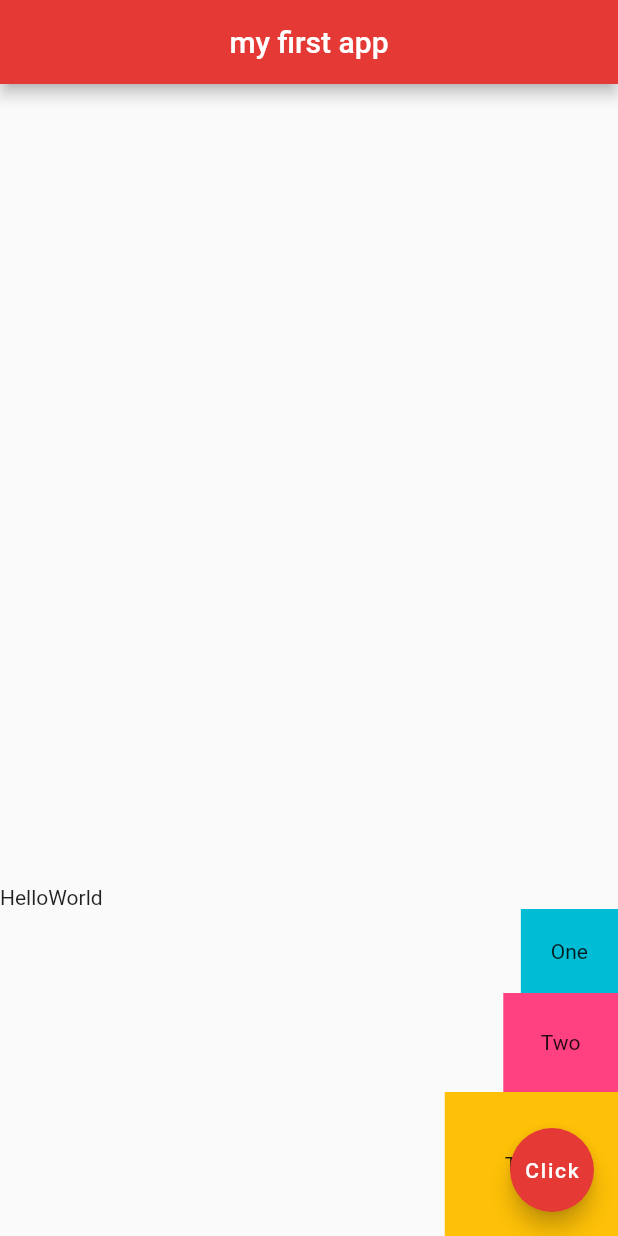
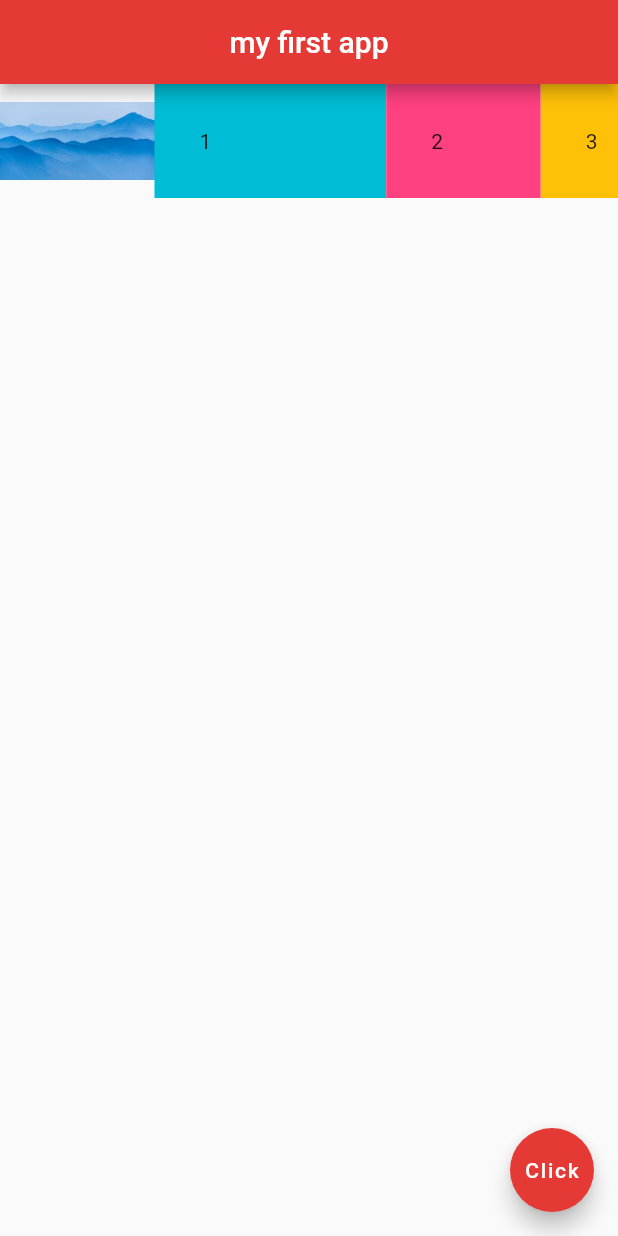
Before and after one commit to sreshtha10/Learning_Flutter, a Flutter app: the screen it shows after launch, on a phone screen of 412 x 824 dp. Run offline on Flutter 3.47's test engine with Material 2 defaults, Android fonts, the phone set to English and light mode, and no system bars; project files that could hold a hidden picture were left out.

Commit message:
expanded widgets and flex

```diff
--- a/lib/main.dart
+++ b/lib/main.dart
@@ -18,30 +18,35 @@ class Home extends StatelessWidget {
         backgroundColor: Colors.red[600],
 
       ),
-      body: Column(
-        mainAxisAlignment: MainAxisAlignment.end,
-        crossAxisAlignment: CrossAxisAlignment.end,
+      body: Row(
         children: [
-          Row(
-            children: [
-              Text('Hello'),
-              Text('World')
-            ],
+          Expanded(
+            flex: 2,
+              child: Image.asset('assets/download.jpg')
           ),
-          Container(
-           padding: EdgeInsets.all(20),
-           color: Colors.cyan,
-           child: Text("One"),
+          Expanded(
+            flex: 3,
+            child: Container(
+              padding: EdgeInsets.all(30.0),
+              color: Colors.cyan,
+              child: Text('1'),
+            ),
           ),
-          Container(
-            padding: EdgeInsets.all(25),
-            color: Colors.pinkAccent,
-            child: Text("Two"),
+          Expanded(
+            flex: 2,
+            child: Container(
+              padding: EdgeInsets.all(30.0),
+              color: Colors.pinkAccent,
+              child: Text('2'),
+            ),
           ),
-          Container(
-            padding: EdgeInsets.all(40),
-            child: Text("Three"),
-            color: Colors.amber,
+          Expanded(
+            flex: 1,
+            child: Container(
+              padding: EdgeInsets.all(30.0),
+              color: Colors.amber,
+              child: Text('3'),
+            ),
           )
         ],
       ),
```
